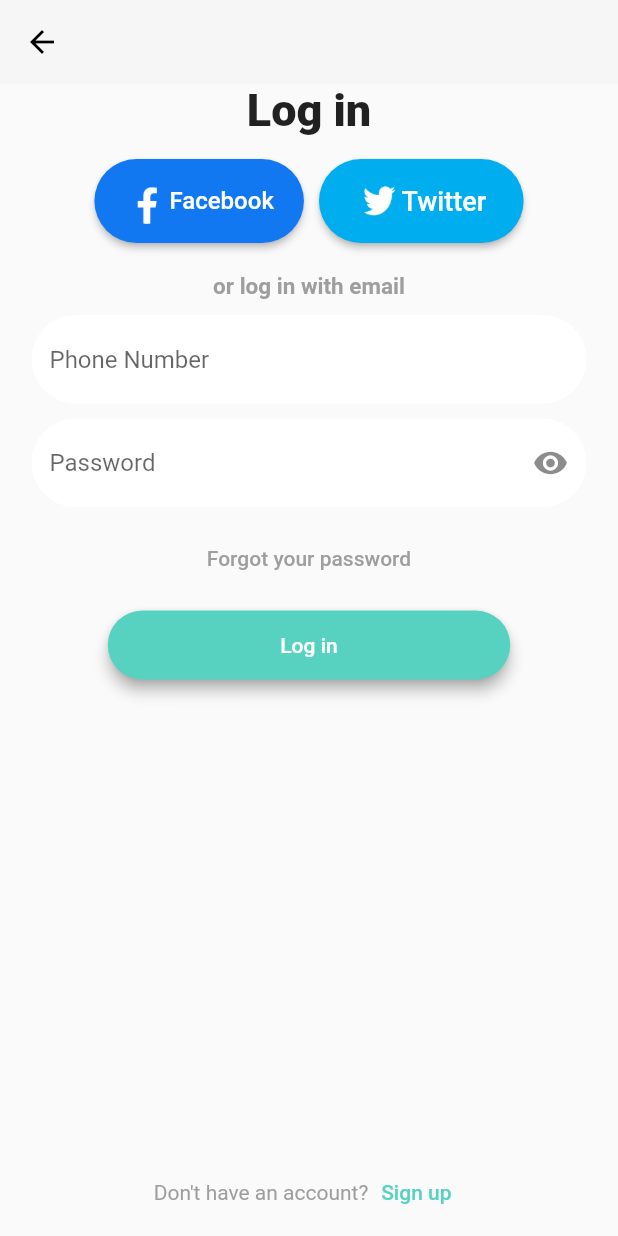
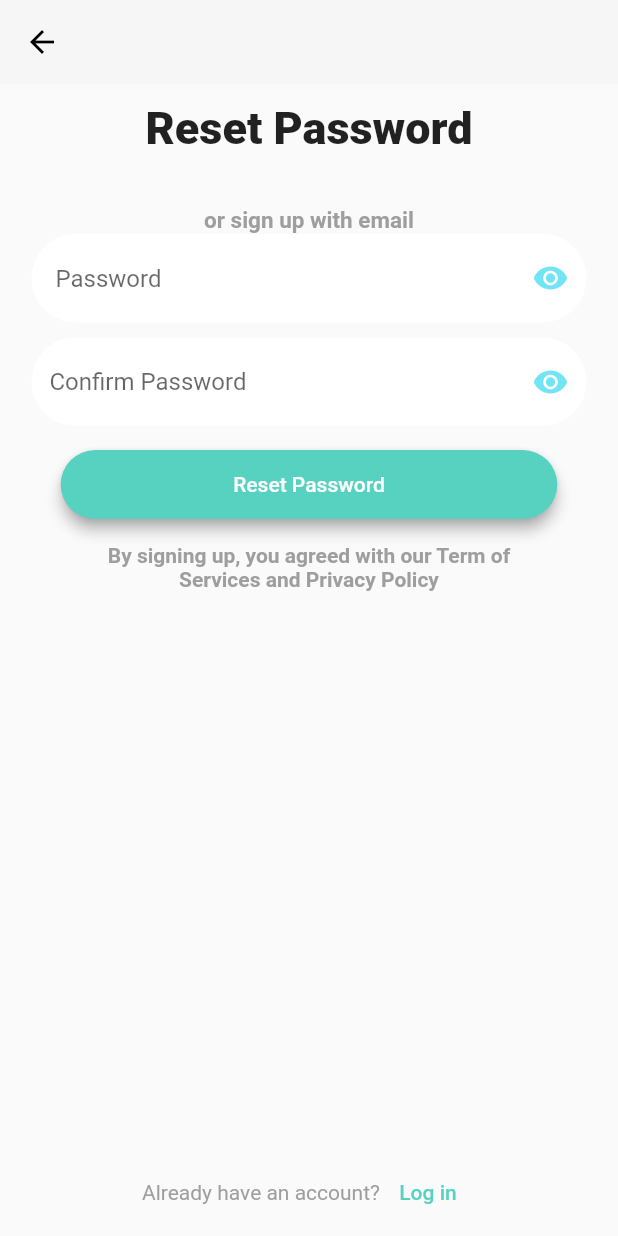
Before and after one commit to Website-Sala-Beauty/Mobie_LTDD, a Flutter app: the LoginPage screen opened directly, after a tap on "Forgot your password", on a phone screen of 412 x 824 dp. Run offline on Flutter 3.47's test engine with Material 2 defaults, Android fonts, the phone set to English and light mode, and no system bars; our stand-ins replace carousel_slider, flutter_slidable, shared_preferences; accounts and stored records are empty; Roboto replaces fonts that are missing (MajoraBold).

Commit message:
toan done reset_password.dart

```diff
--- a/lib/pages/login_page.dart
+++ b/lib/pages/login_page.dart
@@ -10,6 +10,7 @@ import 'package:todoaap_cuoiki/components/master-page.dart';
 import 'package:todoaap_cuoiki/models/User.dart';
 import 'package:todoaap_cuoiki/pages/home-page.dart';
 import 'package:todoaap_cuoiki/pages/log_and_reg.dart';
+import 'package:todoaap_cuoiki/pages/reset_password.dart';
 import 'package:todoaap_cuoiki/pages/sign_up.dart';
 import 'package:todoaap_cuoiki/pages/splash_page.dart';
 // import 'package:roome_app/components/custom_button.dart';
@@ -187,12 +188,18 @@ class _LoginPageState extends State<LoginPage> {
                               padding: const EdgeInsets.only(
                                   top: 0, left: 5, right: 5, bottom: 0),
                             ),
-                          child: const Text(
+                            child: TextButton(
+                                onPressed: () {Navigator.push(
+                    context,
+                    MaterialPageRoute(
+                      builder: (context) => ResetPassword(),
+                    ),
+                  );},
+                                child: Text(
                                   'Forgot your password',
                                   //textAlign: TextAlign.center,
                                   style: TextStyle(color: Colors.grey),
-                          ),
-                        ),
+                                ))),
                       ],
                     ),
                     const SizedBox(height: 10),
@@ -221,7 +228,7 @@ class _LoginPageState extends State<LoginPage> {
                                     context,
                                     MaterialPageRoute(
                                         builder: (context) =>
-                                            const MasterPage()),
+                                            const SplashPage()),
                                     (route) => false);
                                 ScaffoldMessenger.of(context).showSnackBar(
                                   const SnackBar(
--- /dev/null
+++ b/lib/pages/reset_password.dart
@@ -0,0 +1,296 @@
+import 'dart:convert';
+
+import 'package:flutter/material.dart';
+import 'package:shared_preferences/shared_preferences.dart';
+import 'package:todoaap_cuoiki/components/custom_button.dart';
+import 'package:todoaap_cuoiki/components/custom_text_field.dart';
+import 'package:todoaap_cuoiki/models/User.dart';
+import 'package:todoaap_cuoiki/pages/login_page.dart';
+
+class ResetPassword extends StatefulWidget {
+  const ResetPassword({super.key});
+
+  @override
+  State<ResetPassword> createState() => _ResetPasswordState();
+}
+
+class _ResetPasswordState extends State<ResetPassword> {
+  TextEditingController passConfirmController = TextEditingController();
+
+  TextEditingController passController = TextEditingController();
+  bool _isObscured = true;
+  bool _isObscuredConfirm = true;
+
+  @override
+  Widget build(BuildContext context) {
+    return Scaffold(
+      appBar: AppBar(
+        backgroundColor: const Color(0xFFF6F6F6),
+        elevation: 0,
+        leading: IconButton(
+          onPressed: () {
+            Navigator.pushReplacement(
+              context,
+              MaterialPageRoute(
+                builder: (context) => const LoginPage(),
+              ),
+            );
+          },
+          icon: const Icon(
+            Icons.arrow_back,
+            color: Colors.black,
+          ),
+        ),
+      ),
+      body: Stack(
+        children: [
+          Positioned.fill(
+            child: SingleChildScrollView(
+              child: SizedBox(
+                height: MediaQuery.of(context).size.height * 1.1,
+                child: Padding(
+                  padding: const EdgeInsets.only(top: 12.0),
+                  child: Column(
+                    children: [
+                      const Text(
+                        'Reset Password',
+                        style: TextStyle(
+                            fontFamily: 'MajoraBold',
+                            fontSize: 30,
+                            fontWeight: FontWeight.w900),
+                      ),
+                      const SizedBox(height: 15),
+
+                      const SizedBox(height: 20),
+                      Container(
+                        padding: const EdgeInsets.symmetric(horizontal: 15),
+                        constraints: BoxConstraints(maxWidth: 400),
+                        child: Form(
+                          child: Column(
+                            children: [
+                              const Text(
+                                'or sign up with email',
+                                style: TextStyle(
+                                    fontSize: 15,
+                                    color: Colors.grey,
+                                    fontWeight: FontWeight.w600),
+                              ),
+                              TextField(
+                                controller: passController,
+                                obscureText: _isObscured,
+                                decoration: InputDecoration(
+                                  filled: true,
+                                  fillColor: Colors.white,
+                                  hintText: ' Password',
+                                  border: OutlineInputBorder(
+                                      borderRadius: BorderRadius.circular(30),
+                                      borderSide: BorderSide.none),
+                                  suffixIcon: IconButton(
+                                    onPressed: () {
+                                      setState(() {
+                                        _isObscured = !_isObscured;
+                                      });
+                                    },
+                                    icon: Icon(
+                                      _isObscured
+                                          ? Icons.visibility
+                                          : Icons.visibility_off,
+                                      color: Color.fromARGB(255, 114, 228, 243),
+                                    ),
+                                  ),
+                                ),
+                              ),
+                              const SizedBox(height: 10),
+                              TextField(
+                                controller: passConfirmController,
+                                obscureText: _isObscuredConfirm,
+                                decoration: InputDecoration(
+                                  filled: true,
+                                  fillColor: Colors.white,
+                                  hintText: 'Confirm Password',
+                                  border: OutlineInputBorder(
+                                      borderRadius: BorderRadius.circular(30),
+                                      borderSide: BorderSide.none),
+                                  suffixIcon: IconButton(
+                                    onPressed: () {
+                                      setState(() {
+                                        _isObscuredConfirm =
+                                            !_isObscuredConfirm;
+                                      });
+                                    },
+                                    icon: Icon(
+                                      _isObscuredConfirm
+                                          ? Icons.visibility
+                                          : Icons.visibility_off,
+                                      color: Color.fromARGB(255, 114, 228, 243),
+                                    ),
+                                  ),
+                                ),
+                              ),
+                            ],
+                          ),
+                        ),
+                      ),
+                      const SizedBox(height: 15),
+                      CustomButton(
+                          onPressed: () async {
+                            String password = passController.text;
+
+                            if (checkNull(password)) {
+                              if (passConfirmController.text ==
+                                  passController.text) {
+                                SharedPreferences prefs =
+                                    await SharedPreferences.getInstance();
+                                  Map<String, dynamic> userJson = jsonDecode(prefs.getString('user')!);
+                                User use = User.fromJson(userJson);
+                                User use2 = User(
+                                  name: use.name,
+                                  password: passController.text,
+                                  phone: use.phone
+                                );
+                                prefs.setString('user', use2.toJson());
+                                SnackBar snackBar = const SnackBar(
+                                    duration: Duration(seconds: 2),
+                                    content: Text(
+                                      'Đổi mật khẩu thành công',
+                                      style: TextStyle(color: Colors.white),
+                                    ));
+                                ScaffoldMessenger.of(context)
+                                    .showSnackBar(snackBar);
+                                Navigator.push(
+                                    context,
+                                    MaterialPageRoute(
+                                        builder: (context) =>
+                                            const LoginPage()));
+                              } else {
+                                showDialog<bool>(
+                                  context: context,
+                                  builder: (BuildContext context) =>
+                                      AlertDialog(
+                                    title: const Text(
+                                      '!!!!',
+                                      textAlign: TextAlign.center,
+                                      style: TextStyle(color: Colors.red),
+                                    ),
+                                    content: Row(
+                                      children: const [
+                                        Expanded(
+                                          child: Text(
+                                            'Mật khẩu không khớp',
+                                            style: TextStyle(fontSize: 22.0),
+                                            textAlign: TextAlign.center,
+                                          ),
+                                        ),
+                                      ],
+                                    ),
+                                    actions: [
+                                      TextButton(
+                                        onPressed: () =>
+                                            Navigator.pop(context, false),
+                                        child: const Text('Cancel'),
+                                      ),
+                                      TextButton(
+                                        onPressed: () =>
+                                            Navigator.pop(context, true),
+                                        child: const Text('OK'),
+                                      ),
+                                    ],
+                                  ),
+                                );
+                              }
+                            } else {
+                              // showAlertDialog(context);
+
+                              showDialog<bool>(
+                                context: context,
+                                builder: (BuildContext context) => AlertDialog(
+                                  title: const Text(
+                                    '!!!!',
+                                    textAlign: TextAlign.center,
+                                    style: TextStyle(color: Colors.red),
+                                  ),
+                                  content: Row(
+                                    children: const [
+                                      Expanded(
+                                        child: Text(
+                                          'Vui lòng nhập đầy đủ thông tin',
+                                          style: TextStyle(fontSize: 22.0),
+                                          textAlign: TextAlign.center,
+                                        ),
+                                      ),
+                                    ],
+                                  ),
+                                  actions: [
+                                    TextButton(
+                                      onPressed: () =>
+                                          Navigator.pop(context, false),
+                                      child: const Text('Cancel'),
+                                    ),
+                                    TextButton(
+                                      onPressed: () =>
+                                          Navigator.pop(context, true),
+                                      child: const Text('OK'),
+                                    ),
+                                  ],
+                                ),
+                              );
+                            }
+                          },
+                          text: 'Reset Password'),
+                      const SizedBox(height: 15),
+
+                      const Center(
+                        child: Text(
+                          'By signing up, you agreed with our Term of\nServices and Privacy Policy',
+                          textAlign: TextAlign.center,
+                          style: TextStyle(
+                              fontSize: 14,
+                              color: Colors.grey,
+                              fontWeight: FontWeight.w600),
+                        ),
+                      ),
+                      // const SizedBox(height: 120),
+                    ],
+                  ),
+                ),
+              ),
+            ),
+          ),
+          Positioned(
+            bottom: 5,
+            left: 0,
+            right: 0,
+            child: Row(
+              mainAxisAlignment: MainAxisAlignment.center,
+              children: [
+                const Text(
+                  'Already have an account?',
+                  textAlign: TextAlign.center,
+                  style: TextStyle(color: Colors.grey),
+                ),
+                TextButton(
+                  onPressed: () {
+                    Navigator.push(context,
+                        MaterialPageRoute(builder: (context) => LoginPage()));
+                  },
+                  child: const Text(
+                    'Log in',
+                    style: TextStyle(color: Color(0xFF57D2C1)),
+                  ),
+                ),
+              ],
+            ),
+          ),
+        ],
+      ),
+    );
+  }
+}
+
+bool checkNull(String password) {
+  if (password.isEmpty) {
+    return false;
+  }
+
+  return true;
+}
--- a/lib/pages/splash_page.dart
+++ b/lib/pages/splash_page.dart
@@ -4,6 +4,7 @@ import 'dart:async';
 
 import 'package:flutter/material.dart';
 import 'package:shared_preferences/shared_preferences.dart';
+import 'package:todoaap_cuoiki/components/master-page.dart';
 import 'package:todoaap_cuoiki/pages/home-page.dart';
 import 'package:todoaap_cuoiki/pages/login_page.dart';
 
@@ -33,7 +34,7 @@ class _SplashPageState extends State<SplashPage> {
     if (prefs.containsKey('user')) {
 
       Navigator.of(context).pushReplacement(
-        MaterialPageRoute(builder: (_) => const HomePage()),
+        MaterialPageRoute(builder: (_) => const MasterPage()),
       );
     } else {
       // Không có thông tin đăng nhập, chuyển hướng đến màn hình đăng nhập
```
Also changed, not shown: lib/pages/delete_page.dart (deleted). Lines whose indentation alone changed are shown as unchanged.
